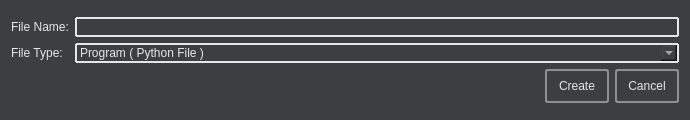
Before: the Qt Designer form ScaraControlGUI/newfiledialog.ui in mnowator/SCARA_Control, drawn with Qt 5.
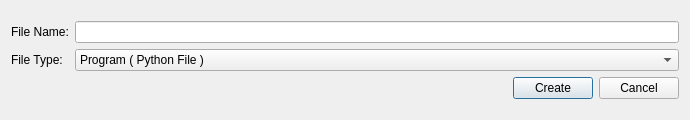
After: the same form once the commit is applied.

Patch:
```diff
--- a/ScaraControlGUI/newfiledialog.ui
+++ b/ScaraControlGUI/newfiledialog.ui
@@ -14,8 +14,7 @@
    <string>New File</string>
   </property>
   <property name="styleSheet">
-   <string notr="true">background-color: rgb(60, 63, 65);
-color: rgb(230, 230, 230)</string>
+   <string notr="true"/>
   </property>
   <layout class="QGridLayout" name="gridLayout">
    <item row="0" column="0">
@@ -43,46 +42,10 @@
        <item>
         <layout class="QVBoxLayout" name="verticalLayout_2">
          <item>
-          <widget class="QLineEdit" name="fileName">
-           <property name="styleSheet">
-            <string notr="true">QLineEdit {
-    border: 2px solid rgb(230, 230, 230);
-    border-radius: 1px;
-}
-QLineEdit:hover {
-	background-color: rgb(64, 64, 64);
-	border: 2px solid #8f8f91;
-	border-color: rgb(60, 187, 255);
-}
-
-QLineEdit:focus {
-	background-color: rgb(64, 64, 64);
-	border: 2px solid #8f8f91;
-	border-color: rgb(60, 187, 255);
-}</string>
-           </property>
-          </widget>
+          <widget class="QLineEdit" name="fileName"/>
          </item>
          <item>
           <widget class="QComboBox" name="fileTypeComboBox">
-           <property name="styleSheet">
-            <string notr="true">QComboBox {
-    border: 2px solid rgb(230, 230, 230);
-    border-radius: 1px;
-}
-QComboBox:hover {
-	background-color: rgb(64, 64, 64);
-	border: 2px solid #8f8f91;
-	border-color: rgb(60, 187, 255);
-}
-
-QComboBox:focus {
-	background-color: rgb(64, 64, 64);
-	border: 2px solid #8f8f91;
-	border-color: rgb(60, 187, 255);
-}
-</string>
-           </property>
            <item>
             <property name="text">
              <string>Program ( Python File )</string>
@@ -111,18 +74,6 @@
        </item>
        <item>
         <widget class="QPushButton" name="createButton">
-         <property name="styleSheet">
-          <string notr="true">QPushButton {
-    border: 2px solid #8f8f91;
-    border-radius: 3px;
-	height: 30px;
-	width: 60;
-}
-QPushButton:hover {
-	background-color: rgb(60, 187, 255);
-}
-</string>
-         </property>
          <property name="text">
           <string>Create</string>
          </property>
@@ -130,17 +81,6 @@
        </item>
        <item>
         <widget class="QPushButton" name="cancelButton">
-         <property name="styleSheet">
-          <string notr="true">QPushButton {
-    border: 2px solid #8f8f91;
-    border-radius: 3px;
-	height: 30px;
-	width: 60;
-}
-QPushButton:hover {
-	background-color: rgb(60, 187, 255);
-}</string>
-         </property>
          <property name="text">
           <string>Cancel</string>
          </property>
```
